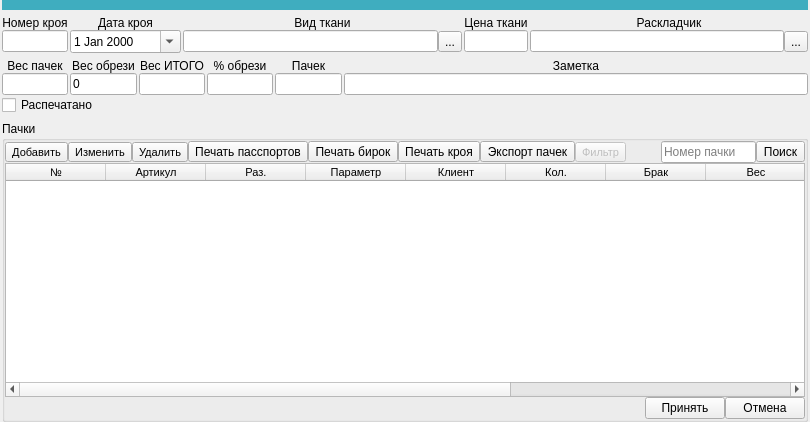
The window that ui/cut_brows.ui (Meller008/CRM-Avi) describes before a commit, drawn with Qt 5.
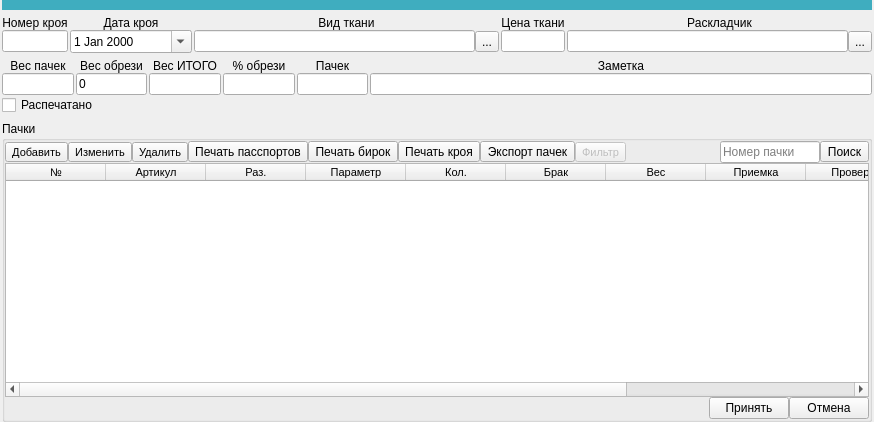
The same window after the commit.

Commit message: Работа - поменяны колонки при аечати кроя

Patch:
```diff
--- a/ui/cut_brows.ui
+++ b/ui/cut_brows.ui
@@ -6,7 +6,7 @@
    <rect>
     <x>0</x>
     <y>0</y>
-    <width>810</width>
+    <width>874</width>
     <height>422</height>
    </rect>
   </property>
@@ -475,11 +475,6 @@
           <string>Параметр</string>
          </property>
         </column>
-        <column>
-         <property name="text">
-          <string>Клиент</string>
-         </property>
-        </column>
         <column>
          <property name="text">
           <string>Кол.</string>
@@ -510,6 +505,11 @@
           <string>Название клиента</string>
          </property>
         </column>
+        <column>
+         <property name="text">
+          <string>Заметка</string>
+         </property>
+        </column>
        </widget>
       </item>
      </layout>
```
The commit also changes 1 other file.
